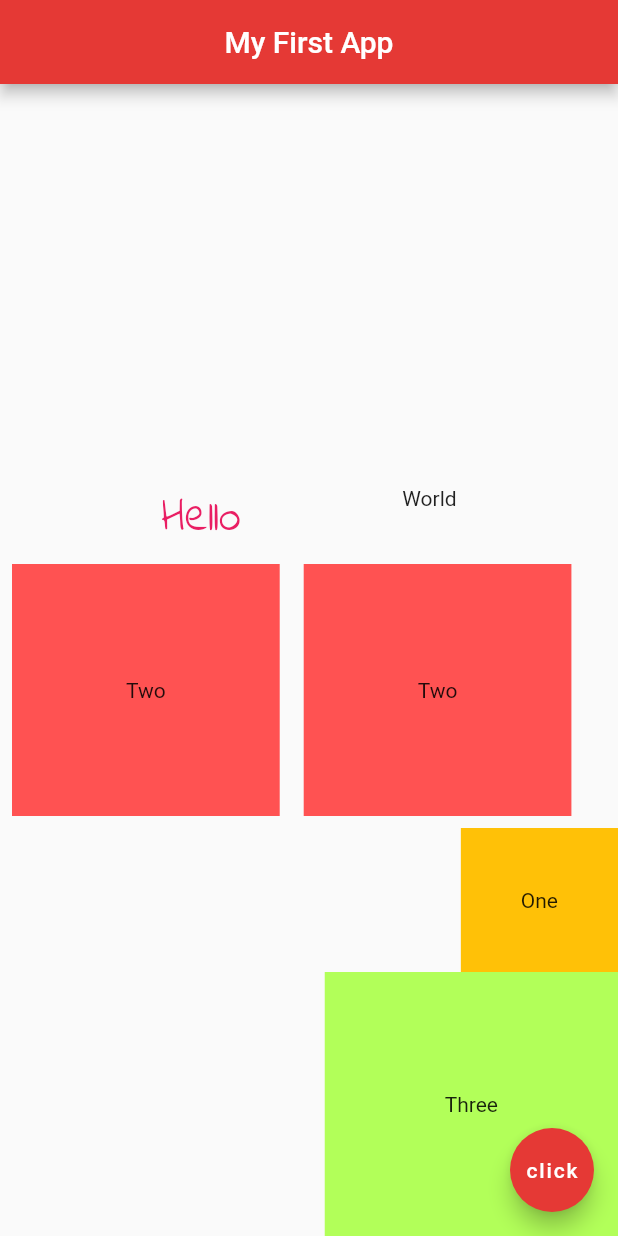
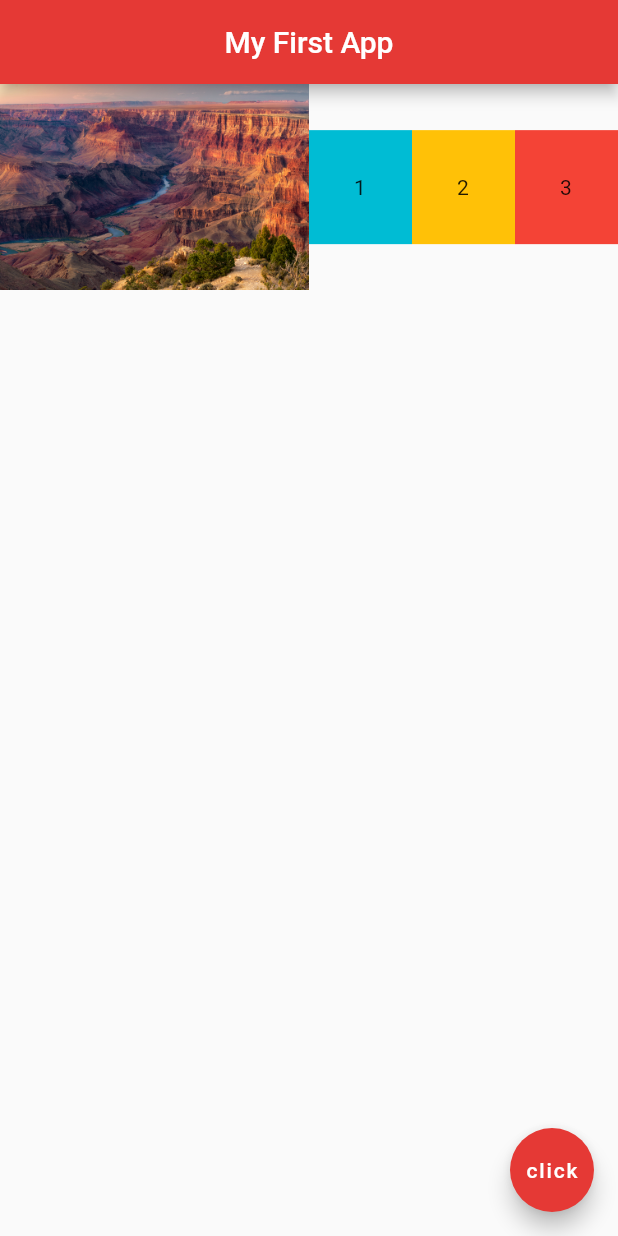
Before and after one commit to AlexandroHenry/Flutter_Basic, a Flutter app: the screen it shows after launch, on a phone screen of 412 x 824 dp. Run offline on Flutter 3.47's test engine with Material 2 defaults, Android fonts, the phone set to English and light mode, and no system bars.

Commit message:
Expanded

```diff
--- a/lib/main.dart
+++ b/lib/main.dart
@@ -17,60 +17,35 @@ class Home extends StatelessWidget {
         centerTitle: true,
         backgroundColor: Colors.red[600],
       ),
-      body: Column(
-        mainAxisAlignment: MainAxisAlignment.end,
-        crossAxisAlignment: CrossAxisAlignment.end,
+      body: Row(
         children: [
-          Row(
-            mainAxisAlignment: MainAxisAlignment.spaceEvenly,
-            crossAxisAlignment: CrossAxisAlignment.start,
-            children: const [
-              Text(
-                'Hello',
-                style: TextStyle(
-                  fontFamily: "IndieFlower",
-                  color: Colors.pink,
-                  fontSize: 30.0,
-                ),
-              ),
-              Text('World'),
-            ],
+          Expanded(
+            flex: 3,
+            child: Image.asset('assets/grand_canyon1.jpeg'),
           ),
-          Row(
-            children: [
-              Padding(
-                padding: const EdgeInsets.all(8.0),
-                child: Container(
-                  padding: const EdgeInsets.all(60),
-                  color: Colors.redAccent,
-                  child: const Padding(
-                    padding: EdgeInsets.all(16.0),
-                    child: Text('Two'),
-                  ),
-                ),
-              ),
-              Padding(
-                padding: const EdgeInsets.all(8.0),
-                child: Container(
-                  padding: const EdgeInsets.all(60),
-                  color: Colors.redAccent,
-                  child: const Padding(
-                    padding: EdgeInsets.all(16.0),
-                    child: Text('Two'),
-                  ),
-                ),
-              ),
-            ],
+          Expanded(
+            flex: 1,
+            child: Container(
+              padding: const EdgeInsets.all(30),
+              color: Colors.cyan,
+              child: const Text('1'),
+            ),
           ),
-          Container(
-            padding: const EdgeInsets.all(40),
-            color: Colors.amber,
-            child: const Text('One'),
+          Expanded(
+            flex: 1,
+            child: Container(
+              padding: const EdgeInsets.all(30),
+              color: Colors.amber,
+              child: const Text('2'),
+            ),
           ),
-          Container(
-            padding: const EdgeInsets.all(80),
-            color: Colors.lightGreenAccent,
-            child: const Text('Three'),
+          Expanded(
+            flex: 1,
+            child: Container(
+              padding: const EdgeInsets.all(30),
+              color: Colors.red,
+              child: const Text('3'),
+            ),
           ),
         ],
       ),
```
Also changed, not shown: 1 other file.
